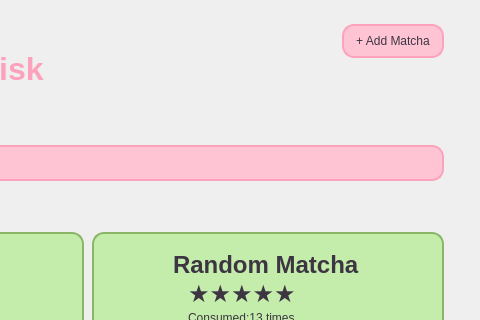
Old version of the form BloomWhisk/mainwindow.ui in the repository LuciaYSeApago/cpp-bloom-whisk; both pictures show x 293 to 773 and y 0 to 320 of the 773 by 709 pixel window.
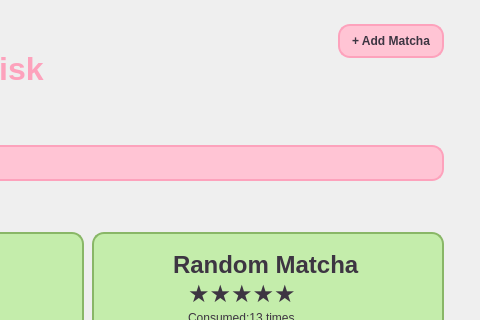
New version of the form.

```diff
--- a/BloomWhisk/mainwindow.ui
+++ b/BloomWhisk/mainwindow.ui
@@ -192,6 +192,11 @@
              <verstretch>0</verstretch>
             </sizepolicy>
            </property>
+           <property name="font">
+            <font>
+             <bold>true</bold>
+            </font>
+           </property>
            <property name="styleSheet">
             <string notr="true">QPushButton {
     background-color: #FFC4D4;
```
